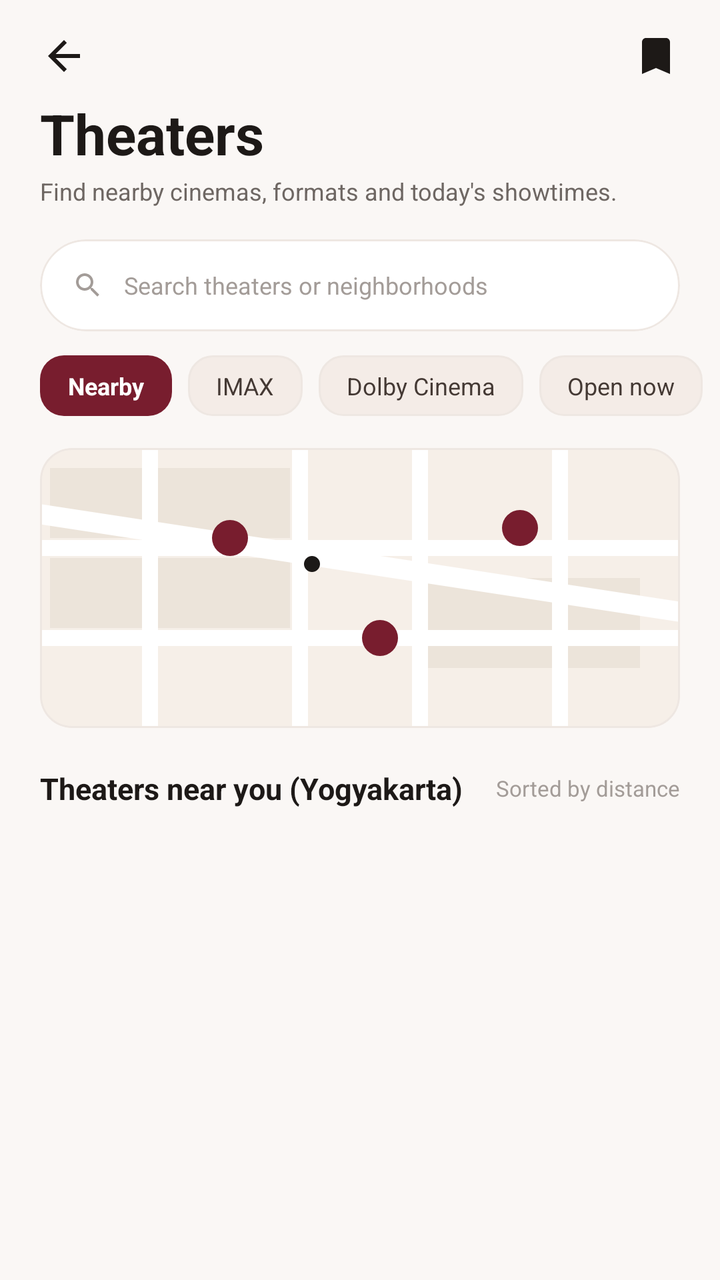
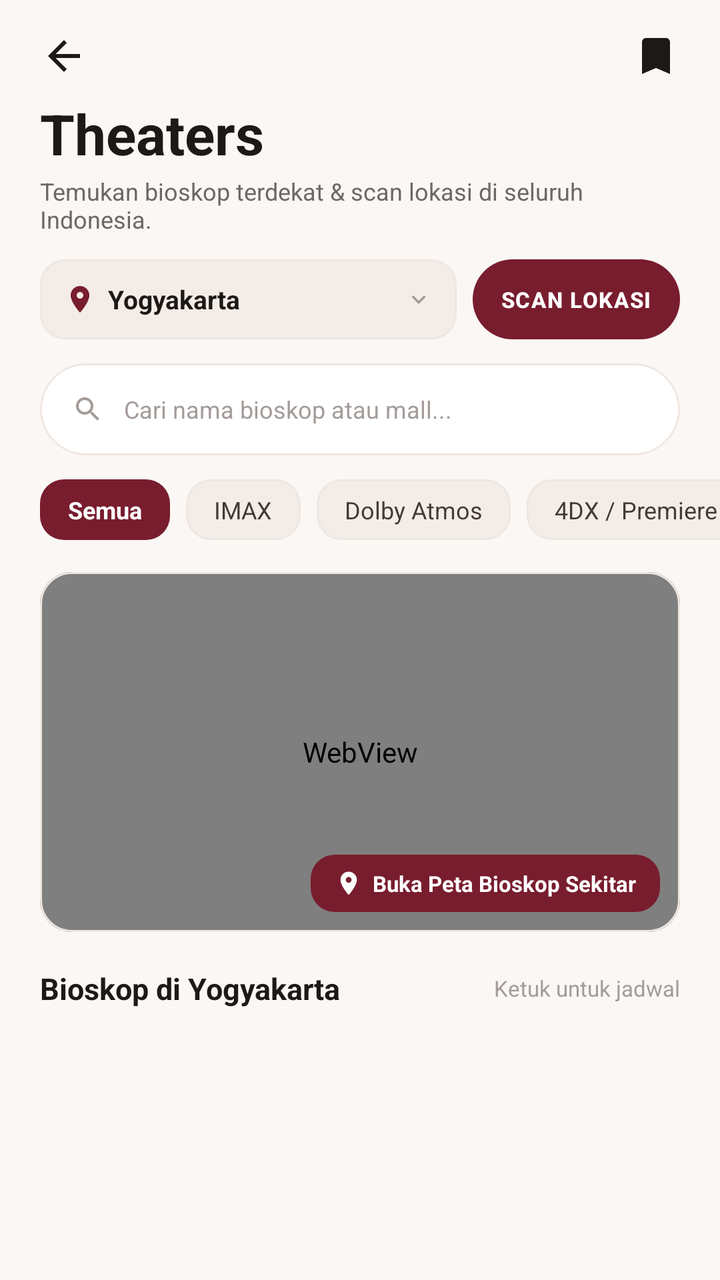

Two renders of the same Android screen: before a commit and after it. Below are the layout's source before the change and the commit's diff.
<!-- AndroidManifest.xml: application theme Theme.ApkBookingFIlm -->
<!-- res/layout/fragment_theaters.xml -->
<?xml version="1.0" encoding="utf-8"?>
<androidx.core.widget.NestedScrollView xmlns:android="http://schemas.android.com/apk/res/android"
    xmlns:app="http://schemas.android.com/apk/res-auto"
    android:layout_width="match_parent"
    android:layout_height="match_parent"
    android:background="@color/bg_cream"
    android:fillViewport="true">

    <LinearLayout
        android:layout_width="match_parent"
        android:layout_height="wrap_content"
        android:orientation="vertical"
        android:paddingBottom="100dp">

        
        <LinearLayout
            android:layout_width="match_parent"
            android:layout_height="wrap_content"
            android:gravity="center_vertical"
            android:orientation="horizontal"
            android:paddingHorizontal="20dp"
            android:paddingTop="16dp"
            android:paddingBottom="8dp">

            <ImageView
                android:id="@+id/btnTheatersBack"
                android:layout_width="24dp"
                android:layout_height="24dp"
                android:src="@drawable/ic_arrow_back"
                app:tint="@color/text_primary" />

            <View
                android:layout_width="0dp"
                android:layout_height="1dp"
                android:layout_weight="1" />

            <ImageView
                android:id="@+id/btnTheatersBookmark"
                android:layout_width="24dp"
                android:layout_height="24dp"
                android:src="@drawable/ic_nav_saved"
                app:tint="@color/text_primary" />
        </LinearLayout>

        
        <TextView
            android:layout_width="match_parent"
            android:layout_height="wrap_content"
            android:paddingHorizontal="20dp"
            android:text="Theaters"
            android:textColor="@color/text_primary"
            android:textSize="28sp"
            android:textStyle="bold" />

        <TextView
            android:layout_width="match_parent"
            android:layout_height="wrap_content"
            android:layout_marginTop="2dp"
            android:paddingHorizontal="20dp"
            android:text="Find nearby cinemas, formats and today's showtimes."
            android:textColor="@color/text_secondary"
            android:textSize="12sp" />

        
        <com.google.android.material.card.MaterialCardView
            android:layout_width="match_parent"
            android:layout_height="46dp"
            android:layout_marginHorizontal="20dp"
            android:layout_marginTop="16dp"
            app:cardBackgroundColor="@color/bg_surface"
            app:cardCornerRadius="23dp"
            app:cardElevation="0dp"
            app:strokeColor="@color/divider_line"
            app:strokeWidth="1dp">

            <LinearLayout
                android:layout_width="match_parent"
                android:layout_height="match_parent"
                android:gravity="center_vertical"
                android:orientation="horizontal"
                android:paddingHorizontal="16dp">

                <ImageView
                    android:layout_width="16dp"
                    android:layout_height="16dp"
                    android:src="@drawable/ic_search"
                    app:tint="@color/text_muted" />

                <EditText
                    android:id="@+id/etSearchTheater"
                    android:layout_width="match_parent"
                    android:layout_height="match_parent"
                    android:layout_marginStart="10dp"
                    android:background="@null"
                    android:hint="Search theaters or neighborhoods"
                    android:textColor="@color/text_primary"
                    android:textColorHint="@color/text_muted"
                    android:textSize="12sp" />
            </LinearLayout>
        </com.google.android.material.card.MaterialCardView>

        
        <HorizontalScrollView
            android:layout_width="match_parent"
            android:layout_height="wrap_content"
            android:layout_marginTop="12dp"
            android:clipToPadding="false"
            android:paddingHorizontal="20dp"
            android:scrollbars="none">

            <LinearLayout
                android:layout_width="wrap_content"
                android:layout_height="wrap_content"
                android:orientation="horizontal">

                <TextView
                    android:id="@+id/chipFilterNearby"
                    android:layout_width="wrap_content"
                    android:layout_height="wrap_content"
                    android:background="@drawable/bg_chip_selected"
                    android:paddingHorizontal="14dp"
                    android:paddingVertical="7dp"
                    android:text="Nearby"
                    android:textColor="@color/white"
                    android:textSize="12sp"
                    android:textStyle="bold" />

                <TextView
                    android:id="@+id/chipFilterImax"
                    android:layout_width="wrap_content"
                    android:layout_height="wrap_content"
                    android:layout_marginStart="8dp"
                    android:background="@drawable/bg_chip_unselected"
                    android:paddingHorizontal="14dp"
                    android:paddingVertical="7dp"
                    android:text="IMAX"
                    android:textColor="@color/chip_text"
                    android:textSize="12sp" />

                <TextView
                    android:id="@+id/chipFilterDolby"
                    android:layout_width="wrap_content"
                    android:layout_height="wrap_content"
                    android:layout_marginStart="8dp"
                    android:background="@drawable/bg_chip_unselected"
                    android:paddingHorizontal="14dp"
                    android:paddingVertical="7dp"
                    android:text="Dolby Cinema"
                    android:textColor="@color/chip_text"
                    android:textSize="12sp" />

                <TextView
                    android:id="@+id/chipFilterOpenNow"
                    android:layout_width="wrap_content"
                    android:layout_height="wrap_content"
                    android:layout_marginStart="8dp"
                    android:background="@drawable/bg_chip_unselected"
                    android:paddingHorizontal="14dp"
                    android:paddingVertical="7dp"
                    android:text="Open now"
                    android:textColor="@color/chip_text"
                    android:textSize="12sp" />
            </LinearLayout>
        </HorizontalScrollView>

        
        <com.google.android.material.card.MaterialCardView
            android:layout_width="match_parent"
            android:layout_height="140dp"
            android:layout_marginHorizontal="20dp"
            android:layout_marginTop="16dp"
            app:cardCornerRadius="16dp"
            app:cardElevation="0dp"
            app:strokeColor="@color/divider_line"
            app:strokeWidth="1dp">

            <ImageView
                android:layout_width="match_parent"
                android:layout_height="match_parent"
                android:scaleType="centerCrop"
                android:src="@drawable/img_map_theaters" />
        </com.google.android.material.card.MaterialCardView>

        
        <LinearLayout
            android:layout_width="match_parent"
            android:layout_height="wrap_content"
            android:layout_marginTop="20dp"
            android:gravity="center_vertical"
            android:orientation="horizontal"
            android:paddingHorizontal="20dp">

            <TextView
                android:layout_width="0dp"
                android:layout_height="wrap_content"
                android:layout_weight="1"
                android:text="Theaters near you (Yogyakarta)"
                android:textColor="@color/text_primary"
                android:textSize="15sp"
                android:textStyle="bold" />

            <TextView
                android:layout_width="wrap_content"
                android:layout_height="wrap_content"
                android:text="Sorted by distance"
                android:textColor="@color/text_muted"
                android:textSize="11sp" />
        </LinearLayout>

        
        <androidx.recyclerview.widget.RecyclerView
            android:id="@+id/rvTheaters"
            android:layout_width="match_parent"
            android:layout_height="wrap_content"
            android:layout_marginTop="12dp"
            android:nestedScrollingEnabled="false"
            android:paddingHorizontal="20dp" />
    </LinearLayout>
</androidx.core.widget.NestedScrollView>
<!-- resources referenced by this layout -->
<resources>
  <color name="bg_cream">#FAF7F5</color>
  <color name="bg_surface">#FFFFFF</color>
  <color name="chip_text">#443934</color>
  <color name="divider_line">#EEE7E2</color>
  <color name="text_muted">#A39C98</color>
  <color name="text_primary">#1D1917</color>
  <color name="text_secondary">#6E6763</color>
  <color name="white">#FFFFFFFF</color>
  <!-- drawable bg_chip_selected (drawable) -->
  <?xml version="1.0" encoding="utf-8"?>
  <shape xmlns:android="http://schemas.android.com/apk/res/android"
      android:shape="rectangle">
      <solid android:color="@color/maroon_primary" />
      <corners android:radius="12dp" />
  </shape>
  <!-- drawable bg_chip_unselected (drawable) -->
  <?xml version="1.0" encoding="utf-8"?>
  <shape xmlns:android="http://schemas.android.com/apk/res/android"
      android:shape="rectangle">
      <solid android:color="@color/chip_bg" />
      <corners android:radius="12dp" />
      <stroke
          android:width="1dp"
          android:color="@color/divider_line" />
  </shape>
  <!-- drawable ic_arrow_back (drawable) -->
  <vector xmlns:android="http://schemas.android.com/apk/res/android"
      android:width="24dp"
      android:height="24dp"
      android:viewportWidth="24"
      android:viewportHeight="24">
    <path
        android:fillColor="@color/text_primary"
        android:pathData="M20,11H7.83l5.59,-5.59L12,4l-8,8 8,8 1.41,-1.41L7.83,13H20v-2z"/>
  </vector>
  <!-- drawable ic_nav_saved (drawable) -->
  <vector xmlns:android="http://schemas.android.com/apk/res/android"
      android:width="24dp"
      android:height="24dp"
      android:viewportWidth="24"
      android:viewportHeight="24">
    <path
        android:fillColor="@color/maroon_primary"
        android:pathData="M17,3H7c-1.1,0 -2,0.9 -2,2v16l7,-3 7,3V5c0,-1.1 -0.9,-2 -2,-2z"/>
  </vector>
  <style name="Theme.ApkBookingFIlm" parent="Base.Theme.ApkBookingFIlm" />
  <color name="maroon_primary">#781D2E</color>
  <color name="chip_bg">#F4ECE7</color>
  <style name="Base.Theme.ApkBookingFIlm" parent="Theme.Material3.Light.NoActionBar">
          <item name="colorPrimary">@color/maroon_primary</item>
          <item name="colorPrimaryDark">@color/maroon_dark</item>
          <item name="colorSecondary">@color/maroon_light</item>
          <item name="android:windowBackground">@color/bg_cream</item>
          <item name="android:statusBarColor">@color/bg_cream</item>
          <item name="android:windowLightStatusBar">true</item>
          <item name="android:navigationBarColor">@color/bg_white</item>
      </style>
  <color name="maroon_dark">#581220</color>
  <color name="maroon_light">#9A273D</color>
  <color name="bg_white">#FFFFFFFF</color>
  <!-- unchanged entries left out for length: 2 -->
</resources>

<!-- the commit's change to res/layout/fragment_theaters.xml (unified diff, before → after) -->
@@ -57,16 +57,75 @@
             android:layout_height="wrap_content"
             android:layout_marginTop="2dp"
             android:paddingHorizontal="20dp"
-            android:text="Find nearby cinemas, formats and today's showtimes."
+            android:text="Temukan bioskop terdekat &amp; scan lokasi di seluruh Indonesia."
             android:textColor="@color/text_secondary"
             android:textSize="12sp" />
 
         
+        <LinearLayout
+            android:layout_width="match_parent"
+            android:layout_height="wrap_content"
+            android:layout_marginHorizontal="20dp"
+            android:layout_marginTop="12dp"
+            android:gravity="center_vertical"
+            android:orientation="horizontal">
+
+            <LinearLayout
+                android:id="@+id/layoutCityTheaters"
+                android:layout_width="0dp"
+                android:layout_height="40dp"
+                android:layout_weight="1"
+                android:background="@drawable/bg_chip_unselected"
+                android:clickable="true"
+                android:focusable="true"
+                android:gravity="center_vertical"
+                android:orientation="horizontal"
+                android:paddingHorizontal="12dp">
+
+                <ImageView
+                    android:layout_width="16dp"
+                    android:layout_height="16dp"
+                    android:src="@drawable/ic_location"
+                    app:tint="@color/maroon_primary" />
+
+                <TextView
+                    android:id="@+id/tvCityTheaters"
+                    android:layout_width="0dp"
+                    android:layout_height="wrap_content"
+                    android:layout_marginStart="6dp"
+                    android:layout_weight="1"
+                    android:text="Yogyakarta"
+                    android:textColor="@color/text_primary"
+                    android:textSize="13sp"
+                    android:textStyle="bold" />
+
+                <ImageView
+                    android:layout_width="14dp"
+                    android:layout_height="14dp"
+                    android:rotation="90"
+                    android:src="@drawable/ic_chevron_right"
+                    app:tint="@color/text_muted" />
+            </LinearLayout>
+
+            <com.google.android.material.button.MaterialButton
+                android:id="@+id/btnScanLocationTheaters"
+                style="@style/PrimaryMaroonButton"
+                android:layout_width="wrap_content"
+                android:layout_height="40dp"
+                android:layout_marginStart="8dp"
+                android:insetTop="0dp"
+                android:insetBottom="0dp"
+                android:paddingHorizontal="14dp"
+                android:text="Scan Lokasi"
+                android:textSize="11sp" />
+        </LinearLayout>
+
+        
         <com.google.android.material.card.MaterialCardView
             android:layout_width="match_parent"
             android:layout_height="46dp"
             android:layout_marginHorizontal="20dp"
-            android:layout_marginTop="16dp"
+            android:layout_marginTop="12dp"
             app:cardBackgroundColor="@color/bg_surface"
             app:cardCornerRadius="23dp"
             app:cardElevation="0dp"
@@ -92,7 +151,7 @@
                     android:layout_height="match_parent"
                     android:layout_marginStart="10dp"
                     android:background="@null"
-                    android:hint="Search theaters or neighborhoods"
+                    android:hint="Cari nama bioskop atau mall..."
                     android:textColor="@color/text_primary"
                     android:textColorHint="@color/text_muted"
                     android:textSize="12sp" />
@@ -120,7 +179,7 @@
                     android:background="@drawable/bg_chip_selected"
                     android:paddingHorizontal="14dp"
                     android:paddingVertical="7dp"
-                    android:text="Nearby"
+                    android:text="Semua"
                     android:textColor="@color/white"
                     android:textSize="12sp"
                     android:textStyle="bold" />
@@ -145,7 +204,7 @@
                     android:background="@drawable/bg_chip_unselected"
                     android:paddingHorizontal="14dp"
                     android:paddingVertical="7dp"
-                    android:text="Dolby Cinema"
+                    android:text="Dolby Atmos"
                     android:textColor="@color/chip_text"
                     android:textSize="12sp" />
 
@@ -157,7 +216,7 @@
                     android:background="@drawable/bg_chip_unselected"
                     android:paddingHorizontal="14dp"
                     android:paddingVertical="7dp"
-                    android:text="Open now"
+                    android:text="4DX / Premiere"
                     android:textColor="@color/chip_text"
                     android:textSize="12sp" />
             </LinearLayout>
@@ -165,36 +224,81 @@
 
         
         <com.google.android.material.card.MaterialCardView
-            android:layout_width="match_parent"
-            android:layout_height="140dp"
+            android:id="@+id/cardMapPreview"
+            android:layout_width="match_parent"
+            android:layout_height="180dp"
             android:layout_marginHorizontal="20dp"
             android:layout_marginTop="16dp"
+            android:clickable="true"
+            android:focusable="true"
             app:cardCornerRadius="16dp"
             app:cardElevation="0dp"
             app:strokeColor="@color/divider_line"
             app:strokeWidth="1dp">
 
-            <ImageView
+            <FrameLayout
                 android:layout_width="match_parent"
-                android:layout_height="match_parent"
-                android:scaleType="centerCrop"
-                android:src="@drawable/img_map_theaters" />
+                android:layout_height="match_parent">
+
+                <ImageView
+                    android:layout_width="match_parent"
+                    android:layout_height="match_parent"
+                    android:scaleType="centerCrop"
+                    android:src="@drawable/img_map_theaters" />
+
+                <WebView
+                    android:id="@+id/webTheaterMap"
+                    android:layout_width="match_parent"
+                    android:layout_height="match_parent" />
+
+                
+                <LinearLayout
+                    android:id="@+id/btnOpenMapsNearby"
+                    android:layout_width="wrap_content"
+                    android:layout_height="wrap_content"
+                    android:layout_gravity="bottom|end"
+                    android:layout_margin="10dp"
+                    android:background="@drawable/bg_chip_selected"
+                    android:clickable="true"
+                    android:focusable="true"
+                    android:gravity="center_vertical"
+                    android:orientation="horizontal"
+                    android:paddingHorizontal="12dp"
+                    android:paddingVertical="7dp">
+
+                    <ImageView
+                        android:layout_width="14dp"
+                        android:layout_height="14dp"
+                        android:src="@drawable/ic_location"
+                        app:tint="@color/white" />
+
+                    <TextView
+                        android:layout_width="wrap_content"
+                        android:layout_height="wrap_content"
+                        android:layout_marginStart="5dp"
+                        android:text="Buka Peta Bioskop Sekitar"
+                        android:textColor="@color/white"
+                        android:textSize="11sp"
+                        android:textStyle="bold" />
+                </LinearLayout>
+            </FrameLayout>
         </com.google.android.material.card.MaterialCardView>
 
         
         <LinearLayout
             android:layout_width="match_parent"
             android:layout_height="wrap_content"
-            android:layout_marginTop="20dp"
+            android:layout_marginTop="18dp"
             android:gravity="center_vertical"
             android:orientation="horizontal"
             android:paddingHorizontal="20dp">
 
             <TextView
+                android:id="@+id/tvTheatersNearHeader"
                 android:layout_width="0dp"
                 android:layout_height="wrap_content"
                 android:layout_weight="1"
-                android:text="Theaters near you (Yogyakarta)"
+                android:text="Bioskop di Yogyakarta"
                 android:textColor="@color/text_primary"
                 android:textSize="15sp"
                 android:textStyle="bold" />
@@ -202,7 +306,7 @@
             <TextView
                 android:layout_width="wrap_content"
                 android:layout_height="wrap_content"
-                android:text="Sorted by distance"
+                android:text="Ketuk untuk jadwal"
                 android:textColor="@color/text_muted"
                 android:textSize="11sp" />
         </LinearLayout>
<!-- resource entries referenced after the edit -->
@@ -35,6 +35,26 @@
         android:fillColor="@color/text_primary"
         android:pathData="M20,11H7.83l5.59,-5.59L12,4l-8,8 8,8 1.41,-1.41L7.83,13H20v-2z"/>
   </vector>
+  <!-- drawable ic_chevron_right (drawable) -->
+  <vector xmlns:android="http://schemas.android.com/apk/res/android"
+      android:width="24dp"
+      android:height="24dp"
+      android:viewportWidth="24"
+      android:viewportHeight="24">
+    <path
+        android:fillColor="@color/text_muted"
+        android:pathData="M10,6L8.59,7.41 13.17,12l-4.58,4.59L10,18l6,-6z"/>
+  </vector>
+  <!-- drawable ic_location (drawable) -->
+  <vector xmlns:android="http://schemas.android.com/apk/res/android"
+      android:width="24dp"
+      android:height="24dp"
+      android:viewportWidth="24"
+      android:viewportHeight="24">
+    <path
+        android:fillColor="@color/maroon_primary"
+        android:pathData="M12,2C8.13,2 5,5.13 5,9c0,5.25 7,13 7,13s7,-7.75 7,-13c0,-3.87 -3.13,-7 -7,-7zm0,9.5c-1.38,0 -2.5,-1.12 -2.5,-2.5s1.12,-2.5 2.5,-2.5 2.5,1.12 2.5,2.5 -1.12,2.5 -2.5,2.5z"/>
+  </vector>
   <!-- drawable ic_nav_saved (drawable) -->
   <vector xmlns:android="http://schemas.android.com/apk/res/android"
       android:width="24dp"
@@ -45,6 +65,14 @@
         android:fillColor="@color/maroon_primary"
         android:pathData="M17,3H7c-1.1,0 -2,0.9 -2,2v16l7,-3 7,3V5c0,-1.1 -0.9,-2 -2,-2z"/>
   </vector>
+  <style name="PrimaryMaroonButton" parent="Widget.Material3.Button">
+          <item name="backgroundTint">@color/maroon_primary</item>
+          <item name="android:textColor">@color/white</item>
+          <item name="android:textStyle">bold</item>
+          <item name="cornerRadius">24dp</item>
+          <item name="android:textAllCaps">true</item>
+          <item name="android:letterSpacing">0.05</item>
+      </style>
   <style name="Theme.ApkBookingFIlm" parent="Base.Theme.ApkBookingFIlm" />
   <color name="maroon_primary">#781D2E</color>
   <color name="chip_bg">#F4ECE7</color>
